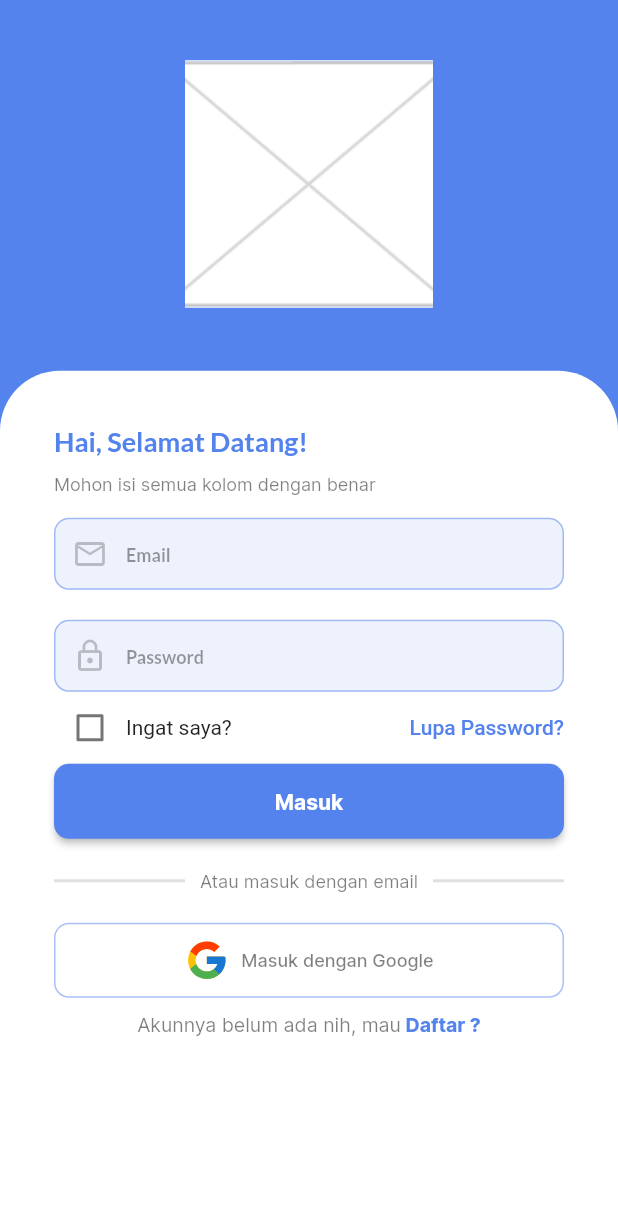
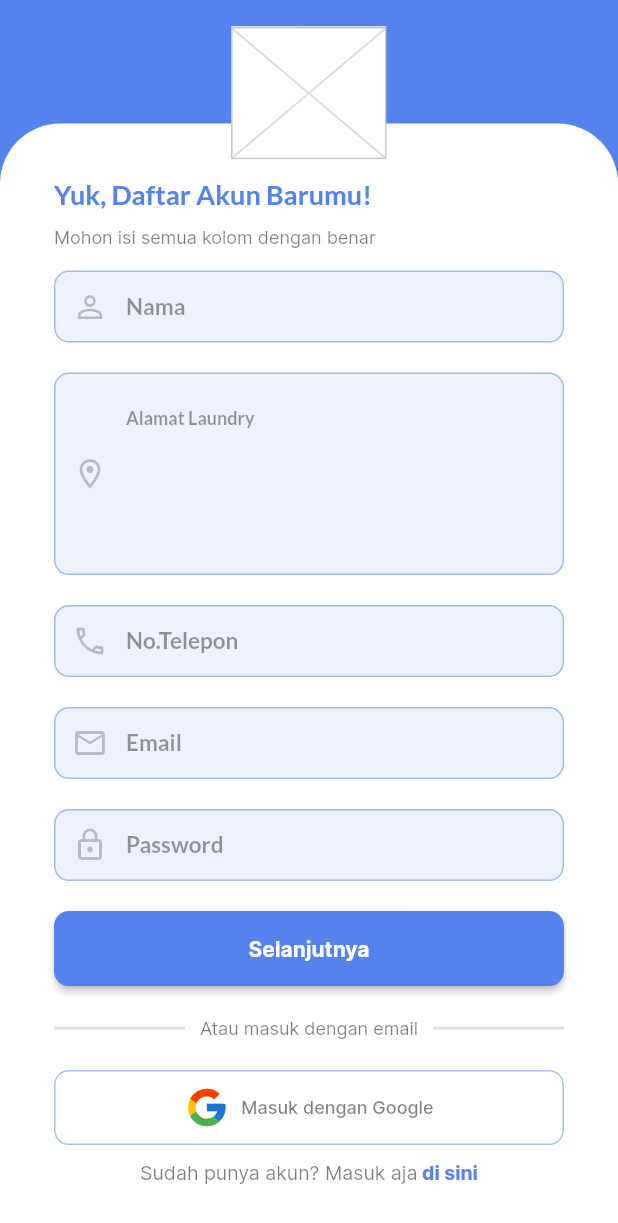
Before and after one commit to ifku/mobile_laundy_apps, a Flutter app: the screen it shows after launch, on a phone screen of 412 x 824 dp. Shown: the top 1223 px of the screen. Run offline on Flutter 3.47's test engine with Material 2 defaults, Android fonts, the phone set to English and light mode, and no system bars; our stand-ins replace flutter_svg.

Commit message:
Slicing Mitra and Create Custom Text Area Component.

```diff
--- a/lib/main.dart
+++ b/lib/main.dart
@@ -1,6 +1,6 @@
 import 'package:flutter/material.dart';
 import 'package:mobile_laundy_apps/Theme.dart';
-import 'package:mobile_laundy_apps/views/auth/Login.dart';
+import 'package:mobile_laundy_apps/views/mitra/mitra_auth/MitraRegister.dart';
 
 void main() {
   runApp(const MyApp());
@@ -24,7 +24,7 @@ class MyApp extends StatelessWidget {
         ),
         brightness: Brightness.light,
       ),
-      home: const Login(),
+      home: const MitraRegister(),
     );
   }
 }
--- /dev/null
+++ b/lib/views/mitra/mitra_auth/MitraRegister.dart
@@ -0,0 +1,187 @@
+import 'package:flutter/material.dart';
+import 'package:mobile_laundy_apps/utils/GetScreenSize.dart';
+import 'package:mobile_laundy_apps/views/mitra/mitra_auth/MitraRegisterLaundry.dart';
+import 'package:mobile_laundy_apps/views/widgets/CustomButton.dart';
+import 'package:mobile_laundy_apps/views/widgets/CustomDividerWithText.dart';
+import 'package:mobile_laundy_apps/views/widgets/CustomInputField.dart';
+import 'package:mobile_laundy_apps/views/widgets/CustomOutlinedButton.dart';
+import 'package:mobile_laundy_apps/views/widgets/CustomTextArea.dart';
+
+class MitraRegister extends StatefulWidget {
+  const MitraRegister({super.key});
+
+  @override
+  State<MitraRegister> createState() => _MitraRegisterState();
+}
+
+class _MitraRegisterState extends State<MitraRegister> {
+  TextEditingController nameController = TextEditingController();
+  TextEditingController addressController = TextEditingController();
+  TextEditingController phoneController = TextEditingController();
+  TextEditingController emailController = TextEditingController();
+  TextEditingController passwordController = TextEditingController();
+
+  @override
+  void dispose() {
+    super.dispose();
+    nameController.dispose();
+    emailController.dispose();
+    addressController.dispose();
+    phoneController.dispose();
+    passwordController.dispose();
+  }
+
+  @override
+  Widget build(BuildContext context) {
+    return Scaffold(
+        body: SingleChildScrollView(
+      physics: const BouncingScrollPhysics(),
+      child: Stack(
+        alignment: Alignment.bottomCenter,
+        children: [
+          Container(
+            color: Theme.of(context).colorScheme.primary,
+            height: GetScreenSize().getScreenHeight(context),
+          ),
+          Container(
+            height: MediaQuery.of(context).size.height * 0.9,
+            decoration: const BoxDecoration(
+              borderRadius: BorderRadius.only(
+                  topLeft: Radius.circular(40), topRight: Radius.circular(40)),
+              color: Colors.white,
+            ),
+            child: Padding(
+              padding: const EdgeInsets.only(top: 36, left: 36, right: 36),
+              child: LayoutBuilder(builder: (context, constraints) {
+                if (constraints.maxWidth > 300) {
+                  return SingleChildScrollView(
+                    physics: const BouncingScrollPhysics(),
+                    child: Column(
+                      crossAxisAlignment: CrossAxisAlignment.start,
+                      children: [
+                        Text(
+                          "Yuk, Daftar Akun Barumu!",
+                          style: TextStyle(
+                              fontFamily: "Lato",
+                              fontWeight: FontWeight.w700,
+                              fontSize: 18,
+                              color: Theme.of(context).colorScheme.primary),
+                        ),
+                        const SizedBox(height: 10),
+                        Text(
+                          "Mohon isi semua kolom dengan benar",
+                          style: TextStyle(
+                              fontFamily: "Inter",
+                              fontWeight: FontWeight.normal,
+                              fontSize: 12,
+                              color: Theme.of(context)
+                                  .colorScheme
+                                  .onBackground
+                                  .withOpacity(0.5)),
+                        ),
+                        const SizedBox(height: 15),
+                        CustomInputField()
+                            .setController(nameController)
+                            .setLabel("Nama")
+                            .setLabelFontSize(15)
+                            .setIcon(const Icon(Icons.person_outline))
+                            .setSizedBoxHeight(20)
+                            .build(context),
+                        CustomTextArea()
+                            .setSizedBoxHeight(20)
+                            .setIcon(const Icon(Icons.location_on_outlined))
+                            .setLabel("Alamat Laundry")
+                            .build(context),
+                        CustomInputField()
+                            .setController(phoneController)
+                            .setLabel("No.Telepon")
+                            .setLabelFontSize(15)
+                            .setKeyboardType(TextInputType.phone)
+                            .setIcon(const Icon(Icons.call_outlined))
+                            .setSizedBoxHeight(20)
+                            .build(context),
+                        CustomInputField()
+                            .setController(emailController)
+                            .setLabel("Email")
+                            .setLabelFontSize(15)
+                            .setIcon(const Icon(Icons.email_outlined))
+                            .setSizedBoxHeight(20)
+                            .build(context),
+                        CustomInputField()
+                            .setController(passwordController)
+                            .setLabel("Password")
+                            .setLabelFontSize(15)
+                            .setObscureText(true)
+                            .setIcon(const Icon(Icons.lock_outline))
+                            .setSizedBoxHeight(20)
+                            .build(context),
+                        SizedBox(
+                          width: GetScreenSize().getScreenWidth(context),
+                          child: CustomButton()
+                              .setLabel("Selanjutnya")
+                              .setOnPressed(
+                            () {
+                              Navigator.push(
+                                  context,
+                                  MaterialPageRoute(
+                                      builder: (context) =>
+                                          const MitraRegisterLaundry()));
+                            },
+                          ).build(context),
+                        ),
+                        const SizedBox(height: 20),
+                        CustomDividerWithText()
+                            .setLabel("Atau masuk dengan email")
+                            .build(context),
+                        const SizedBox(height: 20),
+                        CustomOutlinedButton()
+                            .setLabel("Masuk dengan Google")
+                            .setSizedBoxHeight(10)
+                            .build(context),
+                        // const SizedBox(height: 10),
+                        Row(
+                          mainAxisAlignment: MainAxisAlignment.center,
+                          children: [
+                            Text("Sudah punya akun? Masuk aja",
+                                style: TextStyle(
+                                    fontFamily: "Inter",
+                                    fontSize: 13,
+                                    color: Theme.of(context)
+                                        .colorScheme
+                                        .onBackground
+                                        .withOpacity(0.5))),
+                            InkWell(
+                                onTap: () {
+                                  Navigator.of(context).pop();
+                                },
+                                child: Text(" di sini",
+                                    style: TextStyle(
+                                        fontFamily: "Inter",
+                                        fontSize: 13,
+                                        fontWeight: FontWeight.bold,
+                                        color: Theme.of(context)
+                                            .colorScheme
+                                            .primary)))
+                          ],
+                        ),
+                      ],
+                    ),
+                  );
+                } else {
+                  /*Implement bigger screen size*/
+                  return const Text("Wide");
+                }
+              }),
+            ),
+          ),
+          Positioned(
+            top: 10,
+            height: 104,
+            width: 104,
+            child: Image.asset("lib/assets/images/wireframe.png"),
+          ),
+        ],
+      ),
+    ));
+  }
+}
--- a/lib/views/auth/Login.dart
+++ b/lib/views/user/user_auth/UserRegister.dart
@@ -1,20 +1,27 @@
 import 'package:flutter/material.dart';
 import 'package:mobile_laundy_apps/utils/GetScreenSize.dart';
-import 'package:mobile_laundy_apps/views/auth/Register.dart';
+import 'package:mobile_laundy_apps/views/auth/AuthCheck.dart';
 import 'package:mobile_laundy_apps/views/widgets/CustomButton.dart';
-import 'package:mobile_laundy_apps/views/widgets/CustomCheckboxWithText.dart';
 import 'package:mobile_laundy_apps/views/widgets/CustomDividerWithText.dart';
 import 'package:mobile_laundy_apps/views/widgets/CustomInputField.dart';
 import 'package:mobile_laundy_apps/views/widgets/CustomOutlinedButton.dart';
 
-class Login extends StatefulWidget {
-  const Login({super.key});
+class Register extends StatefulWidget {
+  const Register({super.key});
 
   @override
-  State<Login> createState() => _LoginState();
+  State<Register> createState() => _RegisterState();
 }
 
-class _LoginState extends State<Login> {
+class _RegisterState extends State<Register> {
+  @override
+  void dispose() {
+    super.dispose();
+    nameController.dispose();
+    emailController.dispose();
+  }
+
+  TextEditingController nameController = TextEditingController();
   TextEditingController emailController = TextEditingController();
   TextEditingController passwordController = TextEditingController();
 
@@ -22,6 +29,7 @@ class _LoginState extends State<Login> {
   Widget build(BuildContext context) {
     return Scaffold(
       body: SingleChildScrollView(
+        physics: const BouncingScrollPhysics(),
         child: Stack(
           alignment: Alignment.bottomCenter,
           children: [
@@ -33,10 +41,8 @@ class _LoginState extends State<Login> {
               top: 40,
               width: 165,
               height: 165,
-              child: Image.asset(
-                "lib/assets/images/wireframe.png",
-                fit: BoxFit.cover,
-              ),
+              child: Image.asset("lib/assets/images/wireframe.png",
+                  fit: BoxFit.cover),
             ),
             Container(
               height: MediaQuery.of(context).size.height * 0.7,
@@ -56,7 +62,7 @@ class _LoginState extends State<Login> {
                         crossAxisAlignment: CrossAxisAlignment.start,
                         children: [
                           Text(
-                            "Hai, Selamat Datang!",
+                            "Yuk, Daftar Akun Barumu!",
                             style: TextStyle(
                                 fontFamily: "Lato",
                                 fontWeight: FontWeight.w700,
@@ -77,6 +83,13 @@ class _LoginState extends State<Login> {
                           ),
                           const SizedBox(height: 15),
                           CustomInputField()
+                              .setController(nameController)
+                              .setLabel("Nama")
+                              .setLabelFontSize(15)
+                              .setIcon(const Icon(Icons.person_outline))
+                              .setSizedBoxHeight(20)
+                              .build(context),
+                          CustomInputField()
                               .setController(emailController)
                               .setLabel("Email")
                               .setLabelFontSize(15)
@@ -86,20 +99,23 @@ class _LoginState extends State<Login> {
                           CustomInputField()
                               .setController(passwordController)
                               .setLabel("Password")
-                              .setIcon(const Icon(Icons.lock_outline))
                               .setLabelFontSize(15)
                               .setObscureText(true)
-                              .build(context),
-                          CustomCheckboxWithText()
-                              .setOnChanged((p0) {})
-                              .setText("Ingat saya?")
+                              .setIcon(const Icon(Icons.lock_outline))
+                              .setSizedBoxHeight(20)
                               .build(context),
                           SizedBox(
                             width: GetScreenSize().getScreenWidth(context),
-                            child: CustomButton()
-                                .setLabel("Masuk")
-                                .setOnPressed(() {})
-                                .build(context),
+                            child:
+                                CustomButton().setLabel("Daftar").setOnPressed(
+                              () {
+                                Navigator.push(
+                                    context,
+                                    MaterialPageRoute(
+                                        builder: (context) =>
+                                            const AuthCheck()));
+                              },
+                            ).build(context),
                           ),
                           const SizedBox(height: 20),
                           CustomDividerWithText()
@@ -114,7 +130,7 @@ class _LoginState extends State<Login> {
                           Row(
                             mainAxisAlignment: MainAxisAlignment.center,
                             children: [
-                              Text("Akunnya belum ada nih, mau",
+                              Text("Sudah punya akun? Masuk aja",
                                   style: TextStyle(
                                       fontFamily: "Inter",
                                       fontSize: 13,
@@ -124,12 +140,9 @@ class _LoginState extends State<Login> {
                                           .withOpacity(0.5))),
                               InkWell(
                                   onTap: () {
-                                    Navigator.of(context).push(
-                                        MaterialPageRoute(
-                                            builder: (context) =>
-                                            const Register()));
+                                    Navigator.of(context).pop();
                                   },
-                                  child: Text(" Daftar ?",
+                                  child: Text(" di sini",
                                       style: TextStyle(
                                           fontFamily: "Inter",
                                           fontSize: 13,
--- a/lib/views/widgets/CustomDividerWithText.dart
+++ b/lib/views/widgets/CustomDividerWithText.dart
@@ -1,10 +1,10 @@
 import 'package:flutter/material.dart';
 
 class CustomDividerWithText {
-  String label = "label";
+  String _label = "label";
 
   CustomDividerWithText setLabel(String label) {
-    this.label = label;
+    _label = label;
     return this;
   }
 
@@ -15,7 +15,7 @@ class CustomDividerWithText {
         thickness: 2,
       )),
       const SizedBox(width: 10),
-      Text(label,
+      Text(_label,
           style: TextStyle(
               fontFamily: "Inter",
               fontSize: 12,
--- a/pubspec.yaml
+++ b/pubspec.yaml
@@ -39,6 +39,7 @@ dependencies:
   flutter_bloc: ^8.1.3
   shimmer: ^3.0.0
   flutter_svg: ^2.0.7
+  shared_preferences: ^2.2.2
 
 dev_dependencies:
   flutter_test:
```
Also changed, not shown: lib/views/mitra/MitraDashboard.dart (added, +15 -0 lines), lib/views/mitra/mitra_auth/MitraRegisterLaundry.dart (added, +132 -0 lines), lib/views/user/user_auth/UserLogin.dart (renamed from lib/views/auth/Register.dart, +27 -38 lines), lib/views/widgets/CustomAlert.dart (+12 -12 lines), lib/views/widgets/CustomButton.dart (+12 -12 lines), lib/views/widgets/CustomCheckboxWithText.dart (+8 -8 lines), lib/views/widgets/CustomInputField.dart (+33 -22 lines), lib/views/widgets/CustomOutlinedButton.dart (+8 -8 lines), lib/views/widgets/CustomTextArea.dart (added, +92 -0 lines), lib/views/mitra/mitra_auth/MitraLogin.dart (added), pubspec.lock.
